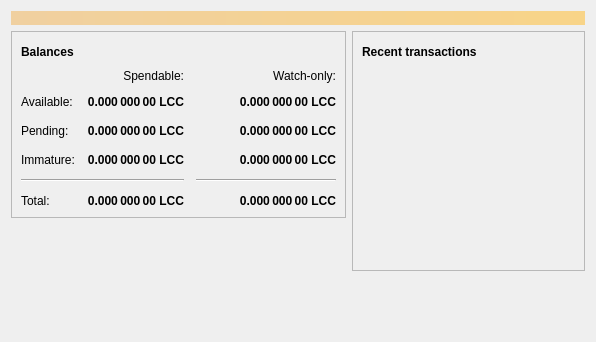
The window that src/qt/forms/overviewpage.ui (litecoincash-project/litecoincash) describes before a commit, drawn with Qt 5.
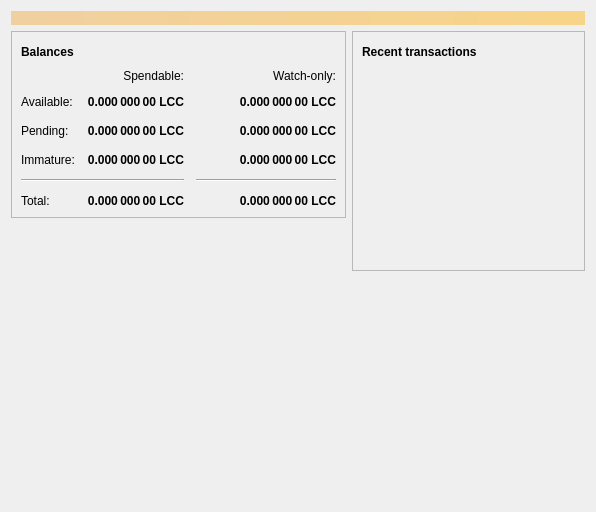
The same window after the commit. Icons and pictures are not drawn.

Diff of the .ui file:
```diff
--- a/src/qt/forms/overviewpage.ui
+++ b/src/qt/forms/overviewpage.ui
@@ -7,7 +7,7 @@
     <x>0</x>
     <y>0</y>
     <width>596</width>
-    <height>342</height>
+    <height>512</height>
    </rect>
   </property>
   <property name="windowTitle">
```
Left out of the diff: 30 changed lines with no effect on the pictures.
